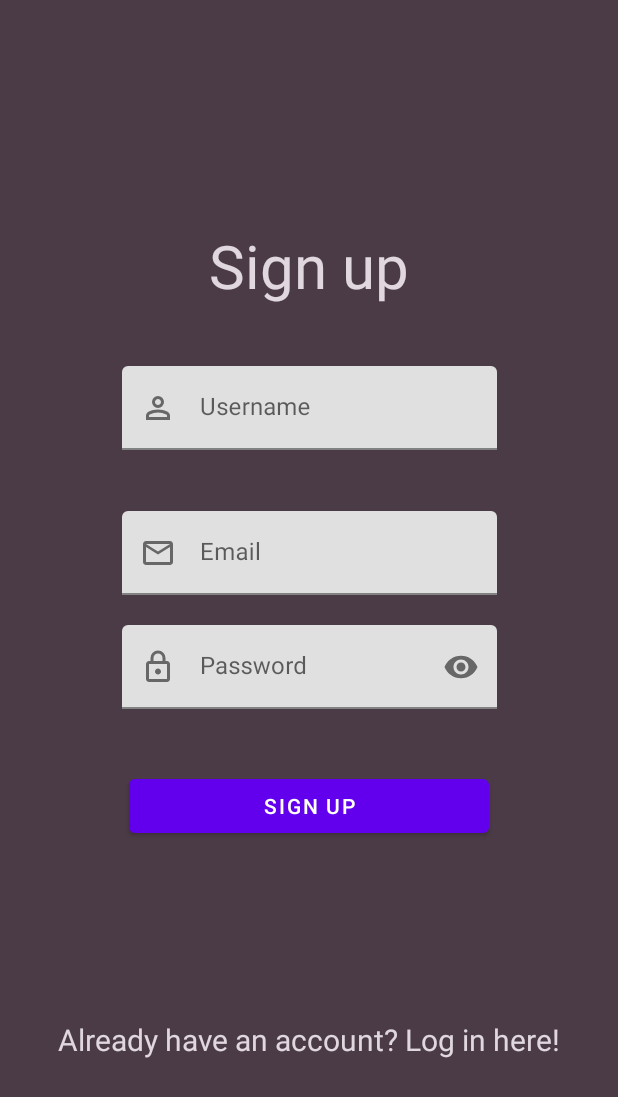
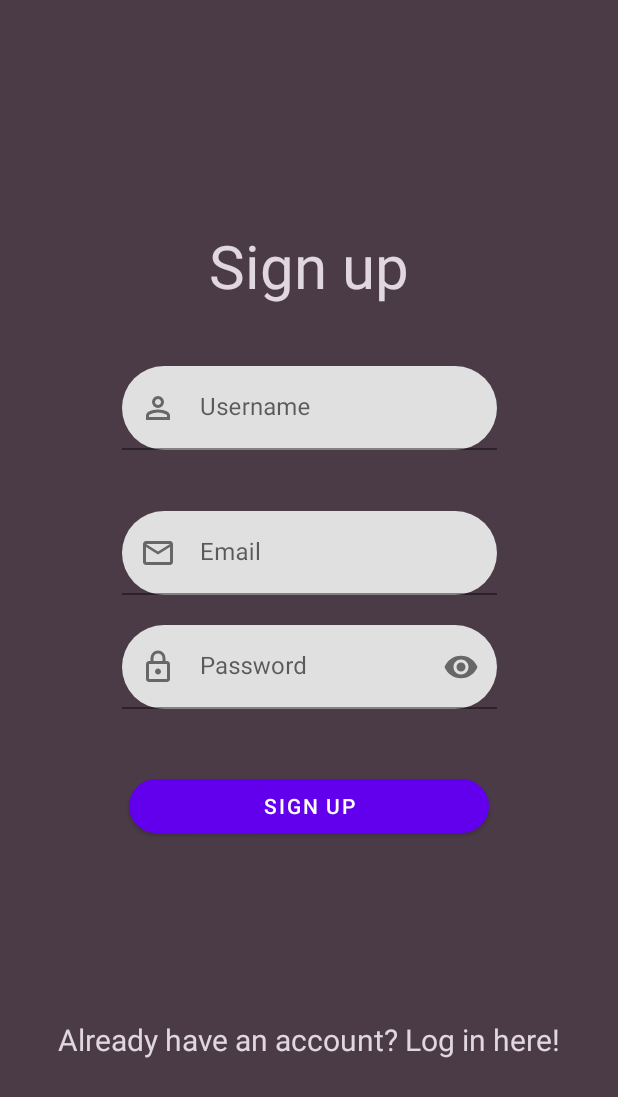
Before and after one commit to HauntedMilkshake/fitness_app, an Android app built with Jetpack Compose: the FragmentSignup screen opened through its navigation route, on a phone screen of 412 x 824 dp. Shown: the top 1097 px of the screen. Run offline under Robolectric (Android 15) with nearby library versions, the phone set to English and light mode, and no system bars; our stand-ins replace navigation-ui.

Commit message:
some minor touches to the ui, started adding login and signup logic

```diff
--- a/app/src/main/res/layout/fragment_sign_up.xml
+++ b/app/src/main/res/layout/fragment_sign_up.xml
@@ -24,6 +24,10 @@
         android:hint="@string/username_text"
         app:errorEnabled="true"
         android:layout_marginTop="40dp"
+        app:boxCornerRadiusBottomEnd="30dp"
+        app:boxCornerRadiusBottomStart="30dp"
+        app:boxCornerRadiusTopEnd="30dp"
+        app:boxCornerRadiusTopStart="30dp"
         app:layout_constraintEnd_toEndOf="parent"
         app:layout_constraintStart_toStartOf="parent"
         app:layout_constraintTop_toBottomOf="@+id/signup_text"
@@ -45,6 +49,10 @@
         android:layout_height="wrap_content"
         android:hint="@string/email_text_field_hint"
         android:layout_marginTop="20dp"
+        app:boxCornerRadiusBottomEnd="30dp"
+        app:boxCornerRadiusBottomStart="30dp"
+        app:boxCornerRadiusTopEnd="30dp"
+        app:boxCornerRadiusTopStart="30dp"
         app:layout_constraintEnd_toEndOf="parent"
         app:layout_constraintStart_toStartOf="parent"
         app:layout_constraintTop_toBottomOf="@+id/name_field"
@@ -65,6 +73,10 @@
         app:endIconMode="password_toggle"
         app:startIconDrawable="@drawable/ic_password"
         android:hint="@string/password_text_field_hint"
+        app:boxCornerRadiusBottomEnd="30dp"
+        app:boxCornerRadiusBottomStart="30dp"
+        app:boxCornerRadiusTopEnd="30dp"
+        app:boxCornerRadiusTopStart="30dp"
         app:errorEnabled="true"
         app:layout_constraintEnd_toEndOf="parent"
         app:layout_constraintStart_toStartOf="parent"
@@ -86,6 +98,7 @@
         android:layout_height="wrap_content"
         android:text="@string/register"
         android:layout_marginTop="20dp"
+        app:cornerRadius="20dp"
         app:layout_constraintEnd_toEndOf="parent"
         app:layout_constraintStart_toStartOf="parent"
         app:layout_constraintTop_toBottomOf="@+id/password_field" />
--- a/app/src/main/res/layout/fragment_welcome.xml
+++ b/app/src/main/res/layout/fragment_welcome.xml
@@ -41,6 +41,7 @@
         android:layout_height="wrap_content"
         android:text="@string/register"
         android:layout_marginBottom="20dp"
+        app:cornerRadius="20dp"
         app:layout_constraintBottom_toTopOf="@+id/log_in_button"
         app:layout_constraintEnd_toEndOf="parent"
         app:layout_constraintStart_toStartOf="parent" />
@@ -51,6 +52,7 @@
         android:layout_height="wrap_content"
         android:text="@string/login"
         android:layout_marginBottom="100dp"
+        app:cornerRadius="20dp"
         app:layout_constraintBottom_toBottomOf="parent"
         app:layout_constraintEnd_toEndOf="parent"
         app:layout_constraintStart_toStartOf="parent" />
```
Also changed, not shown: app/src/main/java/com/example/fitness_app/login/LoginViewModel.kt (added, +18 -0 lines), app/src/main/res/layout/fragment_log_in.xml (+9 -0 lines).
